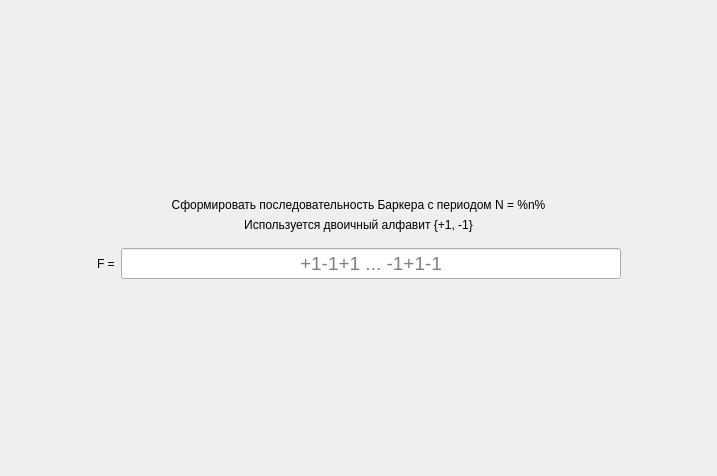
bukhmastov/fpsp, file task/screentask3.ui: the form before one commit.
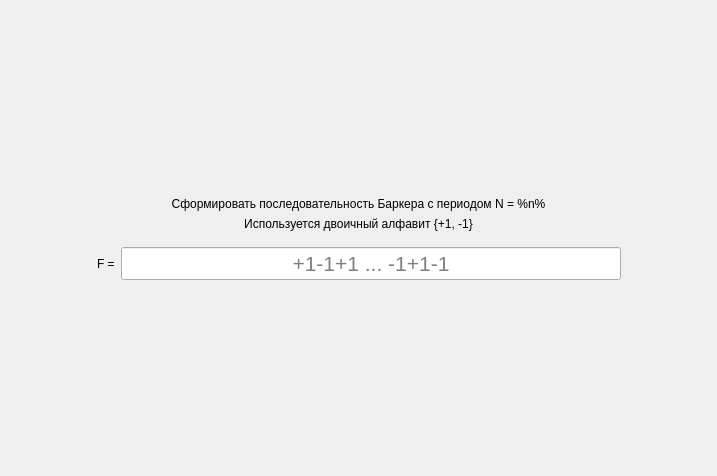
The form after the commit.

The edit to the form file:
```diff
--- a/task/screentask3.ui
+++ b/task/screentask3.ui
@@ -130,9 +130,16 @@
          </property>
          <property name="font">
           <font>
-           <pointsize>14</pointsize>
+           <family>MS Shell Dlg 2</family>
+           <pointsize>16</pointsize>
+           <weight>9</weight>
+           <italic>false</italic>
+           <bold>false</bold>
           </font>
          </property>
+         <property name="styleSheet">
+          <string>font: 75 16pt &quot;MS Shell Dlg 2&quot;;</string>
+         </property>
          <property name="alignment">
           <set>Qt::AlignCenter</set>
          </property>
```
Left out of the diff: 6 changed lines with no effect on the pictures.
